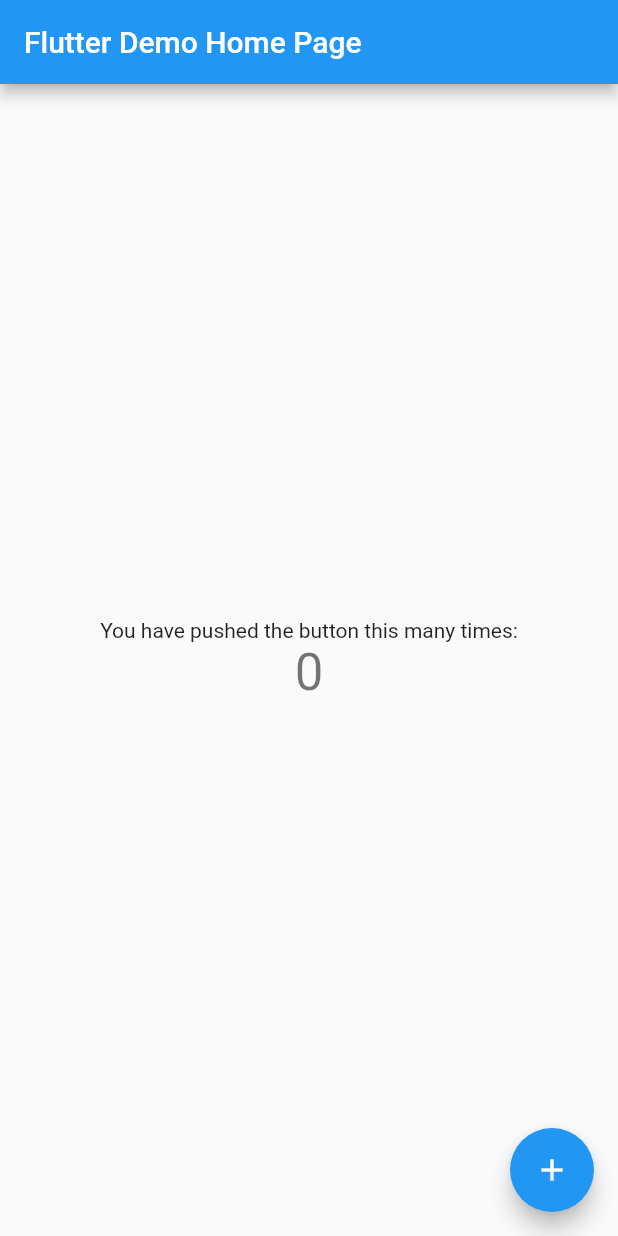
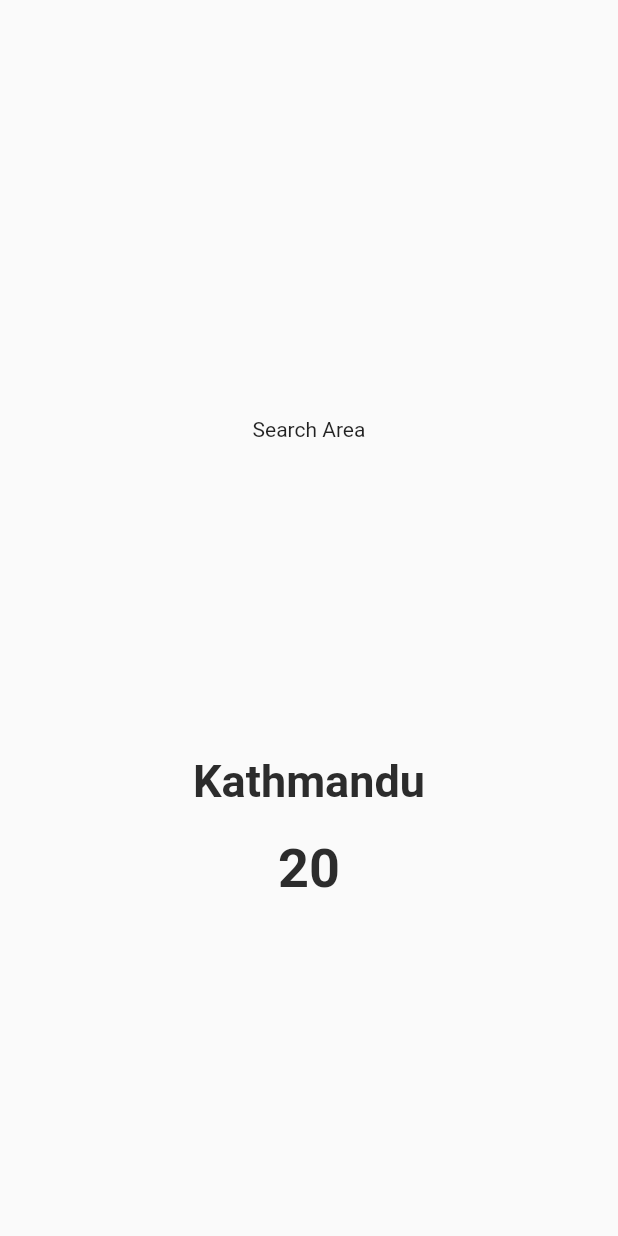
Before and after one commit to nootan123/weather_app, a Flutter app: the screen it shows after launch, on a phone screen of 412 x 824 dp. Run offline on Flutter 3.47's test engine with Material 2 defaults, Android fonts, the phone set to English and light mode, and no system bars.

Commit message:
basic setup

```diff
--- /dev/null
+++ b/lib/constants/app_color.dart
@@ -0,0 +1,3 @@
+import 'dart:ui';
+
+const Color kLightBlack = Color(0xFF2C2C2C);
--- /dev/null
+++ b/lib/constants/font_size.dart
@@ -0,0 +1,8 @@
+const font_12 = 12.0;
+const font_16 = 16.0;
+const font_18 = 18.0;
+const font_20 = 20.0;
+const font_24 = 24.0;
+const font_28 = 28.0;
+const font_30 = 30.0;
+const font_36 = 36.0;
--- a/lib/main.dart
+++ b/lib/main.dart
@@ -1,4 +1,5 @@
 import 'package:flutter/material.dart';
+import 'package:weatherapp/screen/home_page.dart';
 
 void main() {
   runApp(const MyApp());
@@ -7,109 +8,15 @@ void main() {
 class MyApp extends StatelessWidget {
   const MyApp({super.key});
 
-  // This widget is the root of your application.
   @override
   Widget build(BuildContext context) {
     return MaterialApp(
+      debugShowCheckedModeBanner: false,
       title: 'Flutter Demo',
       theme: ThemeData(
-        // This is the theme of your application.
-        //
-        // Try running your application with "flutter run". You'll see the
-        // application has a blue toolbar. Then, without quitting the app, try
-        // changing the primarySwatch below to Colors.green and then invoke
-        // "hot reload" (press "r" in the console where you ran "flutter run",
-        // or simply save your changes to "hot reload" in a Flutter IDE).
-        // Notice that the counter didn't reset back to zero; the application
-        // is not restarted.
         primarySwatch: Colors.blue,
       ),
-      home: const MyHomePage(title: 'Flutter Demo Home Page'),
+      home: const MyHomePage(),
     );
   }
 }
-
-class MyHomePage extends StatefulWidget {
-  const MyHomePage({super.key, required this.title});
-
-  // This widget is the home page of your application. It is stateful, meaning
-  // that it has a State object (defined below) that contains fields that affect
-  // how it looks.
-
-  // This class is the configuration for the state. It holds the values (in this
-  // case the title) provided by the parent (in this case the App widget) and
-  // used by the build method of the State. Fields in a Widget subclass are
-  // always marked "final".
-
-  final String title;
-
-  @override
-  State<MyHomePage> createState() => _MyHomePageState();
-}
-
-class _MyHomePageState extends State<MyHomePage> {
-  int _counter = 0;
-
-  void _incrementCounter() {
-    setState(() {
-      // This call to setState tells the Flutter framework that something has
-      // changed in this State, which causes it to rerun the build method below
-      // so that the display can reflect the updated values. If we changed
-      // _counter without calling setState(), then the build method would not be
-      // called again, and so nothing would appear to happen.
-      _counter++;
-    });
-  }
-
-  @override
-  Widget build(BuildContext context) {
-    // This method is rerun every time setState is called, for instance as done
-    // by the _incrementCounter method above.
-    //
-    // The Flutter framework has been optimized to make rerunning build methods
-    // fast, so that you can just rebuild anything that needs updating rather
-    // than having to individually change instances of widgets.
-    return Scaffold(
-      appBar: AppBar(
-        // Here we take the value from the MyHomePage object that was created by
-        // the App.build method, and use it to set our appbar title.
-        title: Text(widget.title),
-      ),
-      body: Center(
-        // Center is a layout widget. It takes a single child and positions it
-        // in the middle of the parent.
-        child: Column(
-          // Column is also a layout widget. It takes a list of children and
-          // arranges them vertically. By default, it sizes itself to fit its
-          // children horizontally, and tries to be as tall as its parent.
-          //
-          // Invoke "debug painting" (press "p" in the console, choose the
-          // "Toggle Debug Paint" action from the Flutter Inspector in Android
-          // Studio, or the "Toggle Debug Paint" command in Visual Studio Code)
-          // to see the wireframe for each widget.
-          //
-          // Column has various properties to control how it sizes itself and
-          // how it positions its children. Here we use mainAxisAlignment to
-          // center the children vertically; the main axis here is the vertical
-          // axis because Columns are vertical (the cross axis would be
-          // horizontal).
-          mainAxisAlignment: MainAxisAlignment.center,
-          children: <Widget>[
-            const Text(
-              'You have pushed the button this many times:',
-            ),
-            Text(
-              '$_counter',
-              style: Theme.of(context).textTheme.headlineMedium,
-            ),
-          ],
-        ),
-      ),
-      floatingActionButton: FloatingActionButton(
-        onPressed: _incrementCounter,
-        tooltip: 'Increment',
-        child: const Icon(Icons.add),
-      ), // This trailing comma makes auto-formatting nicer for build methods.
-    );
-  }
-}
--- /dev/null
+++ b/lib/screen/home_page.dart
@@ -0,0 +1,47 @@
+import 'package:flutter/material.dart';
+import 'package:weatherapp/constants/app_color.dart';
+import 'package:weatherapp/constants/font_size.dart';
+import 'package:weatherapp/constants/font_weight.dart';
+
+class MyHomePage extends StatefulWidget {
+  const MyHomePage({super.key});
+
+  @override
+  State<MyHomePage> createState() => _MyHomePageState();
+}
+
+class _MyHomePageState extends State<MyHomePage> {
+  @override
+  Widget build(BuildContext context) {
+    return Scaffold(
+      body: SafeArea(
+        child: Padding(
+          padding: const EdgeInsets.fromLTRB(24.0, 55.0, 24.0, 0.0),
+          child: Center(
+            child: Column(
+              mainAxisAlignment: MainAxisAlignment.center,
+              crossAxisAlignment: CrossAxisAlignment.center,
+              children: <Widget>[
+                Container(
+                  child: const Text("Search Area"),
+                ),
+                const SizedBox(height: 209.0),
+                const Text(
+                  "Kathmandu",
+                  style: TextStyle(
+                      color: kLightBlack, fontSize: font_30, fontWeight: w6),
+                ),
+                const SizedBox(height: 20.0),
+                const Text(
+                  "20",
+                  style: TextStyle(
+                      color: kLightBlack, fontSize: font_36, fontWeight: w7),
+                )
+              ],
+            ),
+          ),
+        ),
+      ),
+    );
+  }
+}
```
Also changed, not shown: lib/constants/font_weight.dart (added, +11 -0 lines), pubspec.lock (added), 7 other files.
